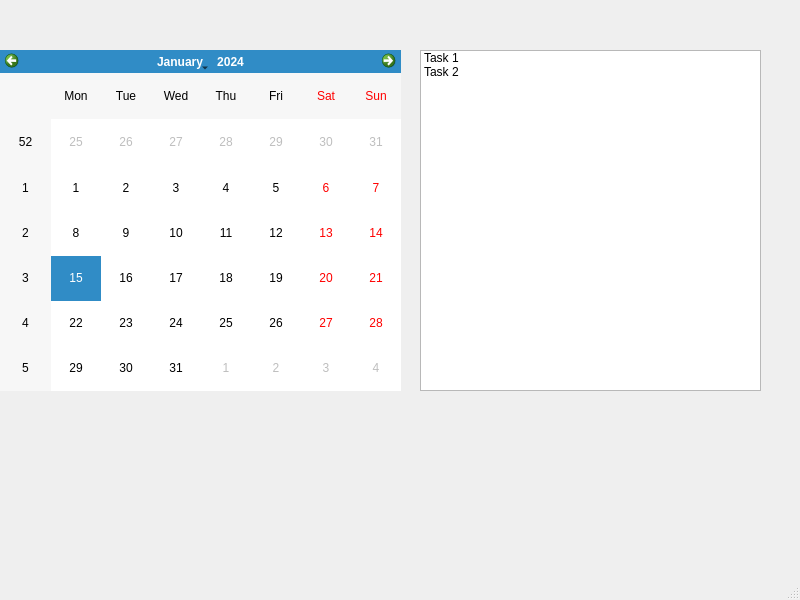
This is FrontEnd.ui in MoHazem02/Medication-Reminder as Qt 5 draws it before an edit. The edited form follows.
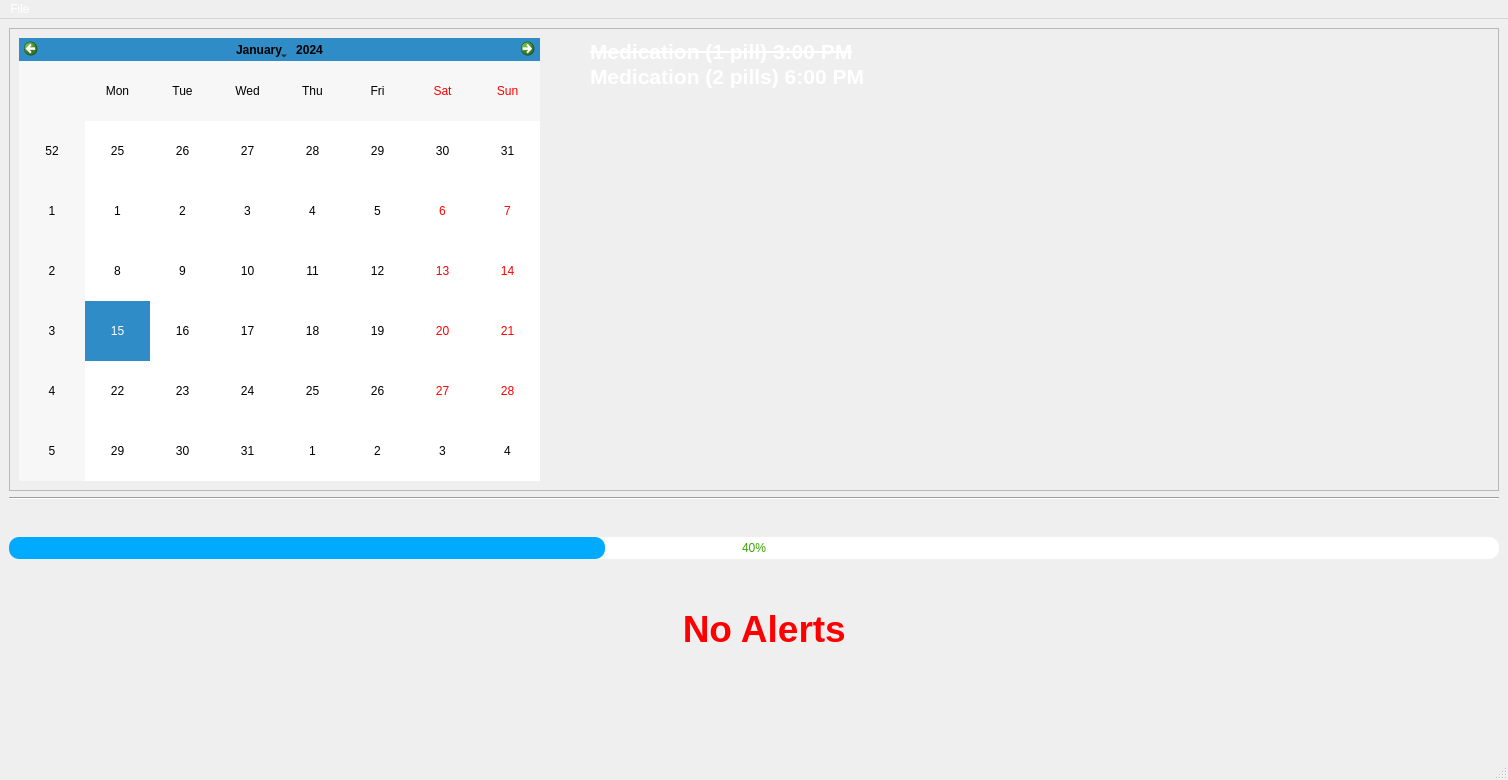
This is the edited form. Icons and pictures are not drawn.

Patch:
```diff
--- a/FrontEnd.ui
+++ b/FrontEnd.ui
@@ -6,58 +6,223 @@
    <rect>
     <x>0</x>
     <y>0</y>
-    <width>800</width>
-    <height>600</height>
+    <width>1508</width>
+    <height>780</height>
    </rect>
   </property>
   <property name="windowTitle">
-   <string>MainWindow</string>
+   <string>Medication Reminder</string>
+  </property>
+  <property name="styleSheet">
+   <string notr="true">background-image: url('Assets/img4.jpg');
+color: white;</string>
   </property>
   <widget class="QWidget" name="centralwidget">
-   <widget class="QCalendarWidget" name="calendarWidget">
-    <property name="geometry">
-     <rect>
-      <x>0</x>
-      <y>50</y>
-      <width>401</width>
-      <height>341</height>
-     </rect>
-    </property>
-   </widget>
-   <widget class="QListWidget" name="listWidget">
-    <property name="geometry">
-     <rect>
-      <x>420</x>
-      <y>50</y>
-      <width>341</width>
-      <height>341</height>
-     </rect>
-    </property>
-    <item>
-     <property name="text">
-      <string>Task 1</string>
-     </property>
+   <layout class="QGridLayout" name="gridLayout">
+    <item row="0" column="0">
+     <layout class="QVBoxLayout" name="verticalLayout">
+      <item>
+       <widget class="QFrame" name="frame">
+        <property name="sizePolicy">
+         <sizepolicy hsizetype="Expanding" vsizetype="Preferred">
+          <horstretch>1</horstretch>
+          <verstretch>0</verstretch>
+         </sizepolicy>
+        </property>
+        <property name="minimumSize">
+         <size>
+          <width>0</width>
+          <height>463</height>
+         </size>
+        </property>
+        <property name="styleSheet">
+         <string notr="true">background-color: none;
+background-image: none;
+</string>
+        </property>
+        <property name="frameShape">
+         <enum>QFrame::StyledPanel</enum>
+        </property>
+        <property name="frameShadow">
+         <enum>QFrame::Raised</enum>
+        </property>
+        <layout class="QHBoxLayout" name="horizontalLayout">
+         <item>
+          <widget class="QCalendarWidget" name="calendarWidget">
+           <property name="minimumSize">
+            <size>
+             <width>521</width>
+             <height>0</height>
+            </size>
+           </property>
+           <property name="styleSheet">
+            <string notr="true">color:black;</string>
+           </property>
+          </widget>
+         </item>
+         <item>
+          <spacer name="horizontalSpacer">
+           <property name="orientation">
+            <enum>Qt::Horizontal</enum>
+           </property>
+           <property name="sizeHint" stdset="0">
+            <size>
+             <width>40</width>
+             <height>20</height>
+            </size>
+           </property>
+          </spacer>
+         </item>
+         <item>
+          <widget class="QListWidget" name="listWidget">
+           <property name="sizePolicy">
+            <sizepolicy hsizetype="Preferred" vsizetype="Preferred">
+             <horstretch>1</horstretch>
+             <verstretch>0</verstretch>
+            </sizepolicy>
+           </property>
+           <property name="styleSheet">
+            <string notr="true">color: white;
+background: transparent;</string>
+           </property>
+           <item>
+            <property name="text">
+             <string>Medication (1 pill) 3:00 PM</string>
+            </property>
+            <property name="font">
+             <font>
+              <pointsize>16</pointsize>
+              <weight>75</weight>
+              <bold>true</bold>
+              <underline>false</underline>
+              <strikeout>true</strikeout>
+             </font>
+            </property>
+            <property name="textAlignment">
+             <set>AlignLeading|AlignVCenter</set>
+            </property>
+            <property name="foreground">
+             <brush brushstyle="NoBrush">
+              <color alpha="255">
+               <red>255</red>
+               <green>255</green>
+               <blue>255</blue>
+              </color>
+             </brush>
+            </property>
+            <property name="icon">
+             <iconset>
+              <normaloff>Assets/pill.png</normaloff>Assets/pill.png</iconset>
+            </property>
+           </item>
+           <item>
+            <property name="text">
+             <string>Medication (2 pills) 6:00 PM</string>
+            </property>
+            <property name="font">
+             <font>
+              <pointsize>16</pointsize>
+              <weight>75</weight>
+              <bold>true</bold>
+             </font>
+            </property>
+            <property name="icon">
+             <iconset>
+              <normaloff>Assets/pill.png</normaloff>Assets/pill.png</iconset>
+            </property>
+           </item>
+          </widget>
+         </item>
+        </layout>
+       </widget>
+      </item>
+      <item>
+       <widget class="Line" name="line">
+        <property name="orientation">
+         <enum>Qt::Horizontal</enum>
+        </property>
+       </widget>
+      </item>
+      <item>
+       <spacer name="verticalSpacer">
+        <property name="orientation">
+         <enum>Qt::Vertical</enum>
+        </property>
+        <property name="sizeHint" stdset="0">
+         <size>
+          <width>20</width>
+          <height>40</height>
+         </size>
+        </property>
+       </spacer>
+      </item>
+      <item>
+       <widget class="QProgressBar" name="progressBar">
+        <property name="autoFillBackground">
+         <bool>false</bool>
+        </property>
+        <property name="styleSheet">
+         <string notr="true">QProgressBar{
+text-align:center;
+color:rgb(54, 163, 0);
+border-radius:10px;
+}
+QProgressBar::chunk{
+background-color:rgb(0, 170, 255);
+border-radius:10px;
+}
+</string>
+        </property>
+        <property name="maximum">
+         <number>5</number>
+        </property>
+        <property name="value">
+         <number>2</number>
+        </property>
+       </widget>
+      </item>
+      <item>
+       <widget class="QTextBrowser" name="textBrowser">
+        <property name="font">
+         <font>
+          <pointsize>12</pointsize>
+         </font>
+        </property>
+        <property name="styleSheet">
+         <string notr="true">background: transparent;
+color: red;</string>
+        </property>
+        <property name="html">
+         <string>&lt;!DOCTYPE HTML PUBLIC &quot;-//W3C//DTD HTML 4.0//EN&quot; &quot;http://www.w3.org/TR/REC-html40/strict.dtd&quot;&gt;
+&lt;html&gt;&lt;head&gt;&lt;meta name=&quot;qrichtext&quot; content=&quot;1&quot; /&gt;&lt;style type=&quot;text/css&quot;&gt;
+p, li { white-space: pre-wrap; }
+&lt;/style&gt;&lt;/head&gt;&lt;body style=&quot; font-family:'MS Shell Dlg 2'; font-size:12pt; font-weight:400; font-style:normal;&quot;&gt;
+&lt;p align=&quot;center&quot; style=&quot;-qt-paragraph-type:empty; margin-top:0px; margin-bottom:0px; margin-left:0px; margin-right:0px; -qt-block-indent:0; text-indent:0px;&quot;&gt;&lt;br /&gt;&lt;/p&gt;
+&lt;p align=&quot;center&quot; style=&quot;-qt-paragraph-type:empty; margin-top:0px; margin-bottom:0px; margin-left:0px; margin-right:0px; -qt-block-indent:0; text-indent:0px;&quot;&gt;&lt;br /&gt;&lt;/p&gt;
+&lt;p align=&quot;center&quot; style=&quot; margin-top:0px; margin-bottom:0px; margin-left:0px; margin-right:0px; -qt-block-indent:0; text-indent:0px;&quot;&gt;&lt;span style=&quot; font-size:28pt; font-weight:600;&quot;&gt;  No Alerts&lt;/span&gt;&lt;/p&gt;&lt;/body&gt;&lt;/html&gt;</string>
+        </property>
+       </widget>
+      </item>
+     </layout>
     </item>
-    <item>
-     <property name="text">
-      <string>Task 2</string>
-     </property>
-     <property name="icon">
-      <iconset>
-       <normaloff>../../DSP/Signal-Viewer/Assets/draw.png</normaloff>../../DSP/Signal-Viewer/Assets/draw.png</iconset>
-     </property>
-    </item>
-   </widget>
+   </layout>
   </widget>
   <widget class="QMenuBar" name="menubar">
    <property name="geometry">
     <rect>
      <x>0</x>
      <y>0</y>
-     <width>800</width>
+     <width>1508</width>
      <height>26</height>
     </rect>
    </property>
+   <widget class="QMenu" name="menuFile">
+    <property name="title">
+     <string>File</string>
+    </property>
+    <addaction name="actionLoad_Transcription"/>
+   </widget>
+   <addaction name="menuFile"/>
   </widget>
   <widget class="QStatusBar" name="statusbar"/>
  </widget>
```
Left out of the diff: 5 changed lines with no effect on the pictures.
